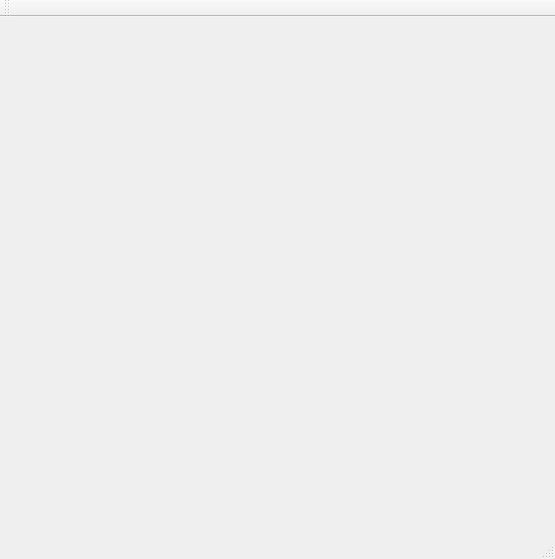
First picture: the form in projects/neuralnetworks/qt/perceptron/ben_perceptron/mainwindow.ui, repository bensinghbeno/design-engine, before the edit.
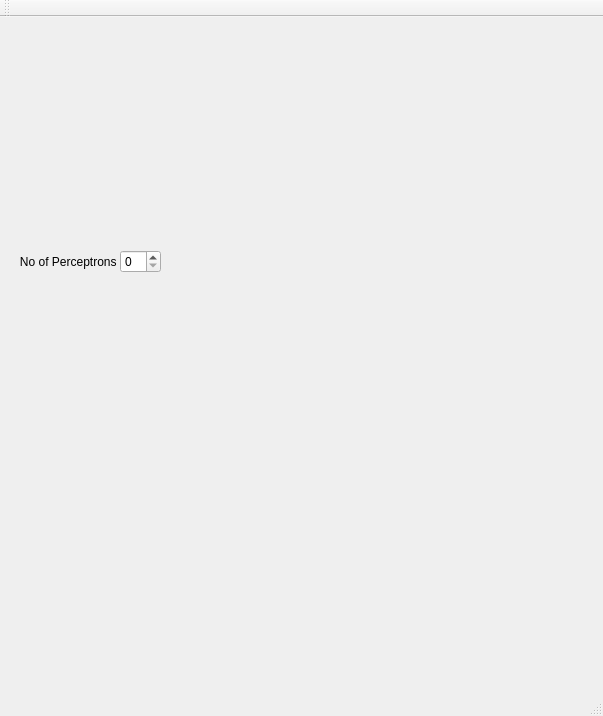
Second picture: the form after the edit.

Commit message: perceptron: added perceptron count

What changed in the file:
```diff
--- a/projects/neuralnetworks/qt/perceptron/ben_perceptron/mainwindow.ui
+++ b/projects/neuralnetworks/qt/perceptron/ben_perceptron/mainwindow.ui
@@ -6,14 +6,57 @@
    <rect>
     <x>0</x>
     <y>0</y>
-    <width>555</width>
-    <height>559</height>
+    <width>603</width>
+    <height>716</height>
    </rect>
   </property>
   <property name="windowTitle">
    <string>MainWindow</string>
   </property>
-  <widget class="QWidget" name="centralWidget"/>
+  <widget class="QWidget" name="centralWidget">
+   <widget class="QWidget" name="verticalLayoutWidget">
+    <property name="geometry">
+     <rect>
+      <x>-1</x>
+      <y>-1</y>
+      <width>571</width>
+      <height>491</height>
+     </rect>
+    </property>
+    <layout class="QVBoxLayout" name="verticalLayout">
+     <item>
+      <layout class="QHBoxLayout" name="horizontalLayout">
+       <property name="spacing">
+        <number>0</number>
+       </property>
+       <item>
+        <widget class="QLabel" name="label">
+         <property name="text">
+          <string>   No of Perceptrons </string>
+         </property>
+        </widget>
+       </item>
+       <item>
+        <widget class="QSpinBox" name="spinBox"/>
+       </item>
+       <item>
+        <spacer name="horizontalSpacer">
+         <property name="orientation">
+          <enum>Qt::Horizontal</enum>
+         </property>
+         <property name="sizeHint" stdset="0">
+          <size>
+           <width>40</width>
+           <height>20</height>
+          </size>
+         </property>
+        </spacer>
+       </item>
+      </layout>
+     </item>
+    </layout>
+   </widget>
+  </widget>
   <widget class="QMenuBar" name="menuBar">
    <property name="geometry">
     <rect>
```
Left out of the diff: 4 changed lines with no effect on the pictures. The commit also changes 2 other files.
